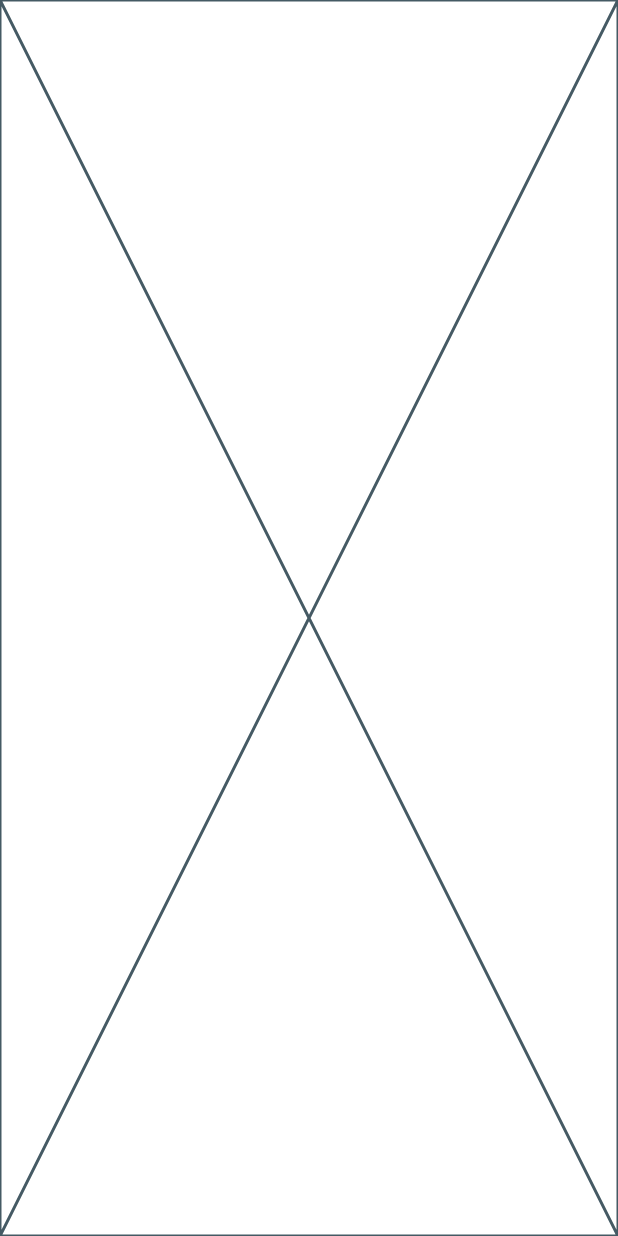
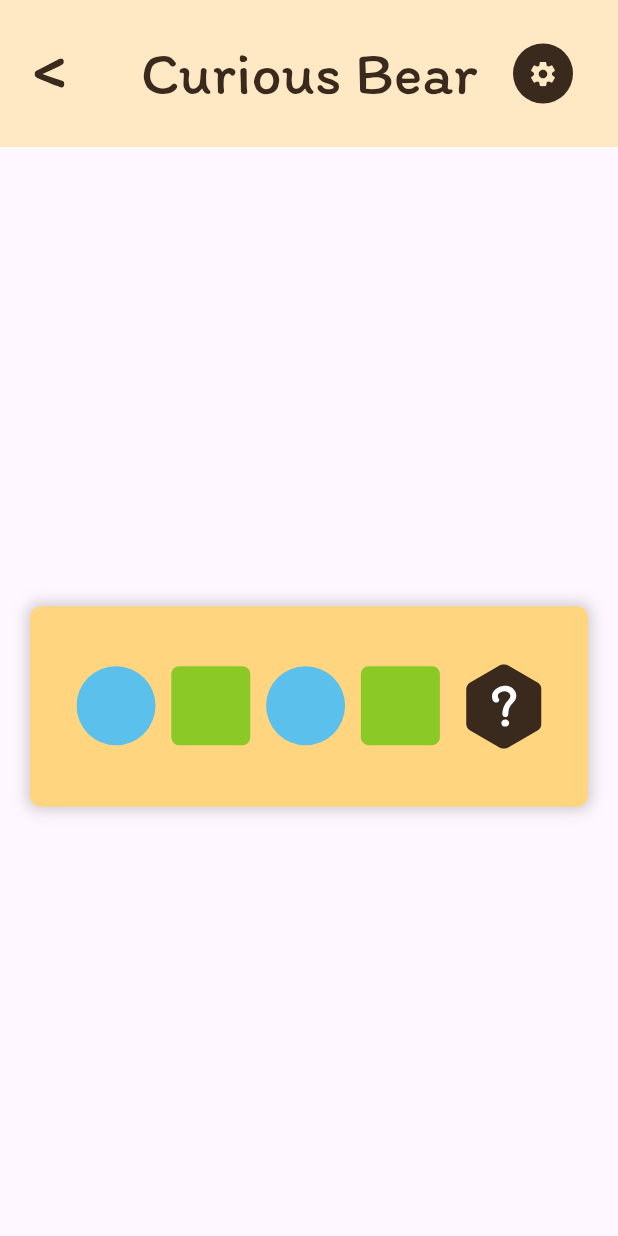
Before and after one commit to woacwoak/Educational-App, a Flutter app: the GamePage screen opened directly, after a tap on "Logic", on a phone screen of 412 x 824 dp. Run offline on Flutter 3.47's test engine with Material 3 defaults, Android fonts, the phone set to English and light mode, and no system bars; our stand-ins replace flutter_svg.

Commit message:
I added assets for Logic Game and created a simple page

```diff
--- a/educational_app/lib/pages/games.dart
+++ b/educational_app/lib/pages/games.dart
@@ -2,6 +2,7 @@ import 'package:curious_bear/pages/math.dart';
 import 'package:curious_bear/widgets/custom_app_bar.dart';
 import 'package:flutter/material.dart';
 import '../widgets/button.dart';
+import 'package:curious_bear/pages/logic.dart';
 
 
 class GamePage extends StatelessWidget {
@@ -30,7 +31,7 @@ class GamePage extends StatelessWidget {
               const SizedBox(height: 10),
               GameButton(text: "Memory", color: Color(0xff5BC0EB), gamePage: Placeholder()),
               const SizedBox(height: 10),
-              GameButton(text: "Logic", color: Color(0xffFF9F1C), gamePage: Placeholder()),
+              GameButton(text: "Logic", color: Color(0xffFF9F1C), gamePage: LogicPage()),
             ],
           ),
         ),
--- /dev/null
+++ b/educational_app/lib/pages/logic.dart
@@ -0,0 +1,48 @@
+import "package:flutter/material.dart";
+import 'package:curious_bear/widgets/custom_app_bar.dart';
+import 'package:flutter_svg/flutter_svg.dart';
+
+class LogicPage extends StatelessWidget {
+  const LogicPage({super.key});
+
+  @override
+  Widget build(BuildContext context) {
+    return Scaffold(
+      appBar: appBar(),
+      body: Column(
+        mainAxisAlignment: MainAxisAlignment.center,
+        children: [
+          SizedBox(height: 20),
+          Expanded(
+            child: Padding(
+              padding: const EdgeInsets.symmetric(horizontal: 20),
+              child: FittedBox(
+              fit: BoxFit.contain,
+              child: Container(
+                padding: const EdgeInsets.symmetric(horizontal: 40, vertical: 50),
+                decoration: BoxDecoration(
+                  color: Color(0xffFFD580),
+                  borderRadius: BorderRadius.circular(10),
+                  boxShadow: [
+                    BoxShadow(
+                      color: Colors.grey.withOpacity(0.5),
+                      spreadRadius: 2,
+                      blurRadius: 10,
+                      offset: Offset(0, 0),
+                    ),
+                  ],
+                ),
+                child: SvgPicture.asset(
+                  'assets/images/logic_problem1.svg',
+                  width: 400,
+                  fit: BoxFit.contain,
+                  ),
+              ),
+            ),
+            )
+          ),
+        ]
+      )
+    );
+  }
+}
--- a/educational_app/pubspec.yaml
+++ b/educational_app/pubspec.yaml
@@ -69,6 +69,11 @@ flutter:
     - assets/navigation_icons/Joystick.svg
     - assets/navigation_icons/Gear.svg
     - assets/navigation_icons/Star.svg
+    # Images for logic page
+    - assets/images/logic_problem1.svg
+    - assets/images/logic_problem2.svg
+    - assets/images/logic_problem3.svg
+
 
   #   - images/a_dot_ham.jpeg
 
```
Also changed, not shown: educational_app/assets/images/logic_problem1.svg (added), educational_app/assets/images/logic_problem2.svg (added), educational_app/assets/images/logic_problem3.svg (added).
